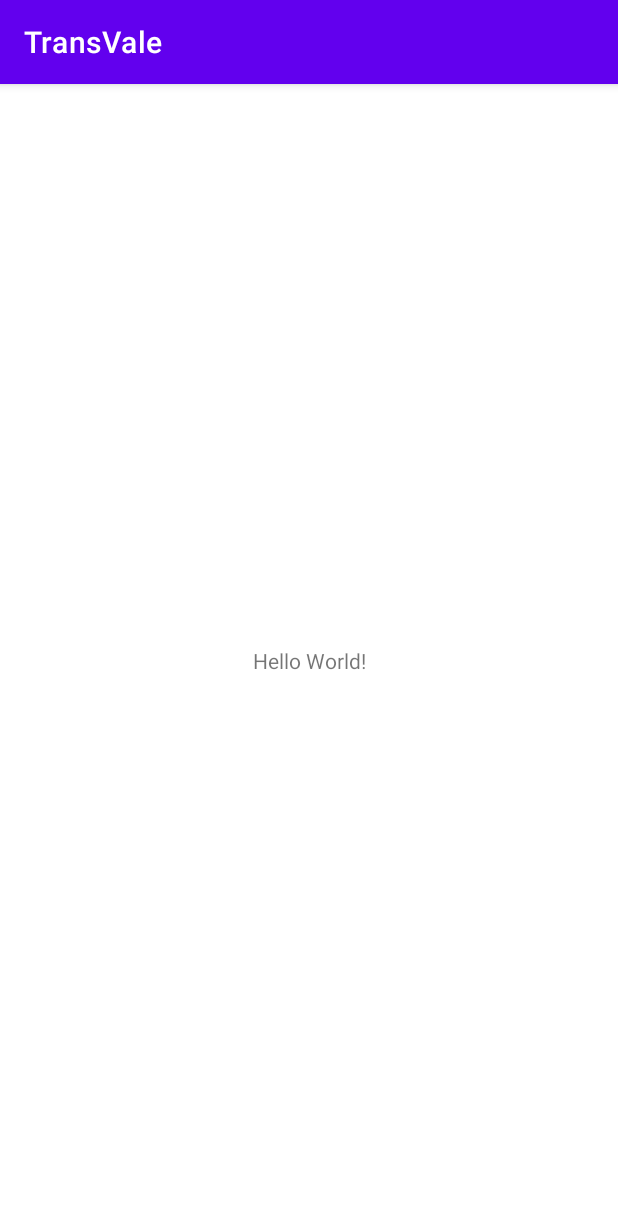
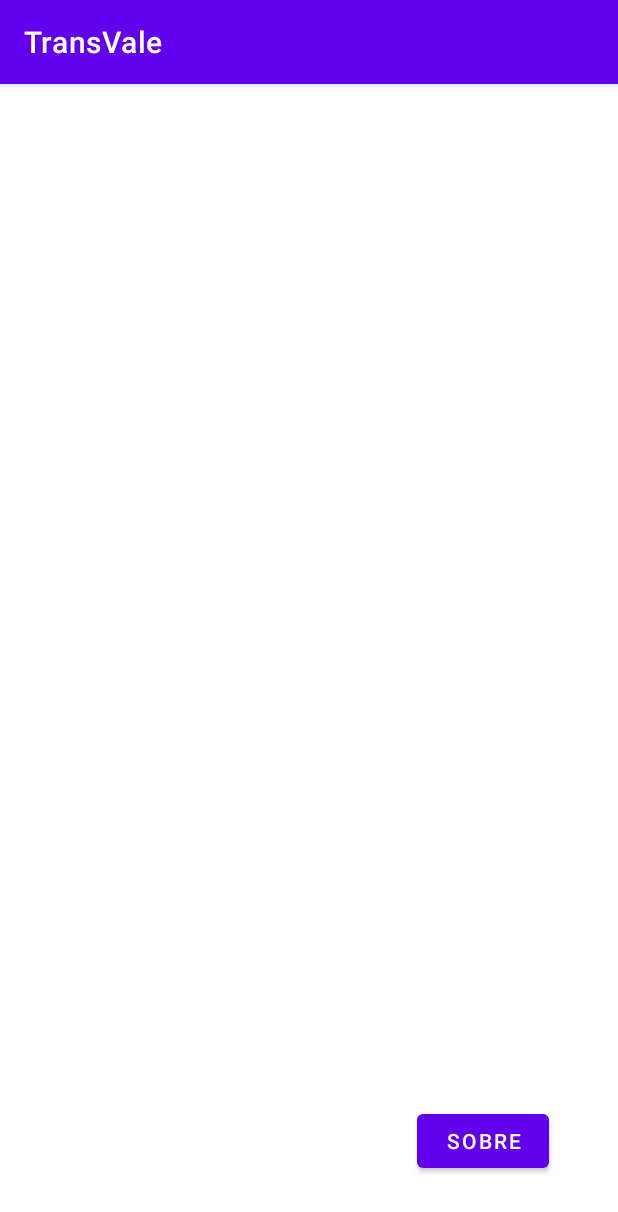
Before and after one commit to GanjGameStudio/TransValeApp, an Android app: the screen it shows after launch (MainActivity), on a phone screen of 412 x 824 dp. Shown: the top 1212 px of the screen. Run offline under Robolectric (Android 15) with nearby library versions, the phone set to English and light mode, and no system bars.

Commit message:
About Btn & Other Activity
Created the "about" section btn and "About" activity to apply the intent

```diff
--- a/src/main/AndroidManifest.xml
+++ b/src/main/AndroidManifest.xml
@@ -14,6 +14,9 @@
         android:theme="@style/Theme.TransVale"
         tools:targetApi="31">
         <activity
+            android:name=".About"
+            android:exported="false" />
+        <activity
             android:name=".MainActivity"
             android:exported="true">
             <intent-filter>
--- a/src/main/java/com/tva/transvaleapp/MainActivity.kt
+++ b/src/main/java/com/tva/transvaleapp/MainActivity.kt
@@ -1,11 +1,21 @@
 package com.tva.transvaleapp
 
+import android.content.Intent
 import androidx.appcompat.app.AppCompatActivity
 import android.os.Bundle
+import android.widget.Button
+
 
 class MainActivity : AppCompatActivity() {
     override fun onCreate(savedInstanceState: Bundle?) {
         super.onCreate(savedInstanceState)
         setContentView(R.layout.activity_main)
+
+        val aboutBtn: Button = findViewById(R.id.aboutBtn)
+
+        aboutBtn.setOnClickListener(){
+            val intent = Intent(this, About::class.java)
+            startActivity(intent)
+        }
     }
 }
--- a/src/main/res/layout/activity_main.xml
+++ b/src/main/res/layout/activity_main.xml
@@ -6,13 +6,16 @@
     android:layout_height="match_parent"
     tools:context=".MainActivity">
 
-    <TextView
+    <Button
+        android:id="@+id/aboutBtn"
         android:layout_width="wrap_content"
         android:layout_height="wrap_content"
-        android:text="Hello World!"
+        android:text="@string/sobre_resourse"
         app:layout_constraintBottom_toBottomOf="parent"
         app:layout_constraintEnd_toEndOf="parent"
+        app:layout_constraintHorizontal_bias="0.857"
         app:layout_constraintStart_toStartOf="parent"
-        app:layout_constraintTop_toTopOf="parent" />
+        app:layout_constraintTop_toTopOf="parent"
+        app:layout_constraintVertical_bias="0.945" />
 
 </androidx.constraintlayout.widget.ConstraintLayout>
--- /dev/null
+++ b/src/main/res/values-night/strings.xml
@@ -0,0 +1,4 @@
+<?xml version="1.0" encoding="utf-8"?>
+<resources>
+    <string name="sobre">Sobre</string>
+</resources>
--- a/src/main/res/values/strings.xml
+++ b/src/main/res/values/strings.xml
@@ -1,3 +1,6 @@
 <resources>
     <string name="app_name">TransVale</string>
+    <string name="sobre">Sobre</string>
+    <string name="sobre_resourse">Sobre</string>
+    <string name="t_t_t_t_t_tbem_vindo">\t\t\t\t\t\tBem Vindo</string>
 </resources>
```
Also changed, not shown: src/main/java/com/tva/transvaleapp/About.kt (added, +11 -0 lines), src/main/res/layout/activity_about.xml (added, +21 -0 lines), 1 other file.
